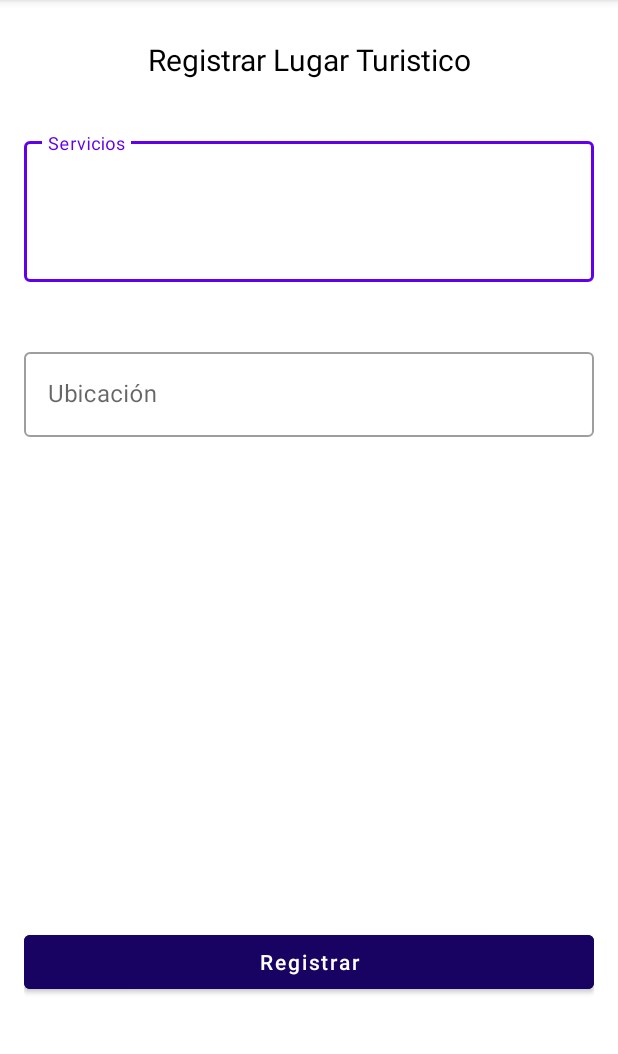
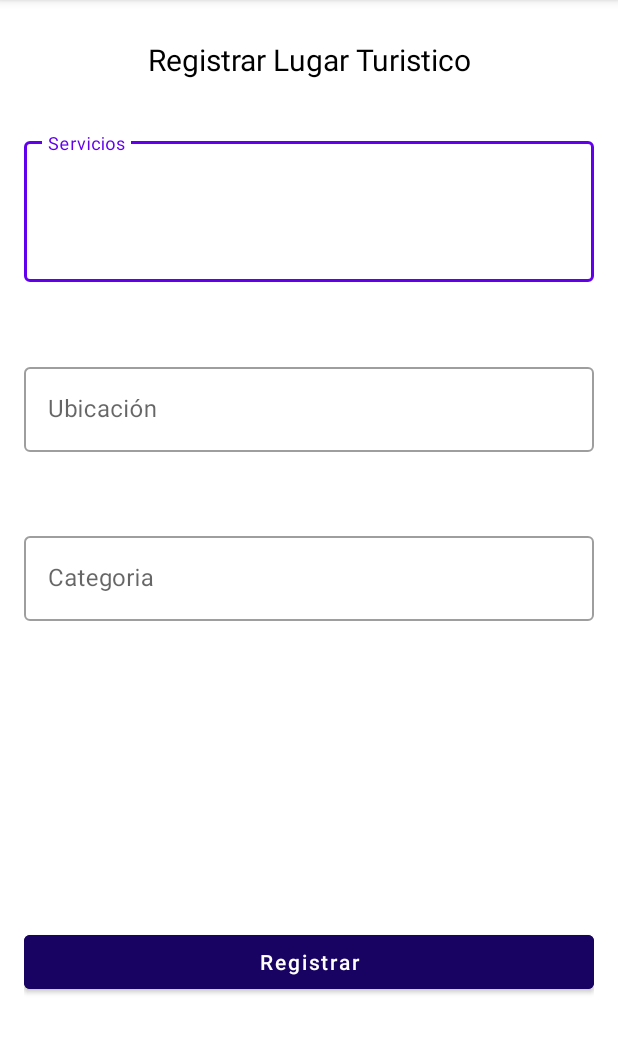
Before and after one commit to EdeGarcia/Aplicacion_Turismo_2021, an Android app: the RegistrarLugarAdministrador screen opened directly, with no data from a screen before it, on a phone screen of 412 x 824 dp, the part 84-1138 px from its top. Run offline under Robolectric (Android 15) with nearby library versions, the phone set to English and light mode, and no system bars; our stand-ins replace Firebase (no records; nobody signed in at launch, a user with empty details on screens opened directly).

Commit message:
Add to firebase LugarTuristico

```diff
--- a/app/src/main/AndroidManifest.xml
+++ b/app/src/main/AndroidManifest.xml
@@ -16,11 +16,12 @@
                 <category android:name="android.intent.category.LAUNCHER" />
             </intent-filter>
         </activity>
+
         <activity
             android:name=".View.RegistrarLugarAdministrador"
             android:exported="false" />
         <activity
-            android:name=".View.MainActivity"
+            android:name=".View.LoginAdministrador"
             android:exported="false" />
         <activity android:name=".View.PerfilLugarTuristaActivity" />
         <activity android:name=".View.EditarPublicacionesAdministradorActivity" />
@@ -31,7 +32,7 @@
         <activity android:name=".View.RegistrarTuristaActivity" />
         <activity android:name=".View.LoginTuristaActivity" />
         <activity android:name=".View.TipoUsuarioActivity" />
-        <activity android:name=".View.LoginAdministrador">
+        <activity android:name=".View.MainActivity">
 
         </activity>
     </application>
--- /dev/null
+++ b/app/src/main/java/com/example/proyectopddm2021/DAO/LugarTuristicoDAO.java
@@ -0,0 +1,25 @@
+package com.example.proyectopddm2021.DAO;
+
+import com.example.proyectopddm2021.Model.LugarTuristico;
+import com.google.android.gms.tasks.Task;
+import com.google.firebase.database.DatabaseReference;
+import com.google.firebase.database.FirebaseDatabase;
+
+public class LugarTuristicoDAO {
+
+    private DatabaseReference databaseReference;
+
+    public LugarTuristicoDAO(){
+        FirebaseDatabase db =FirebaseDatabase.getInstance();
+        databaseReference = db.getReference(LugarTuristico.class.getSimpleName());
+    }
+
+    //Add
+
+    public Task<Void> add(LugarTuristico lugarTuristico)
+    {
+        return databaseReference.push().setValue(lugarTuristico);
+    }
+
+
+}
--- a/app/src/main/java/com/example/proyectopddm2021/DAO/TuristaDAO.java
+++ b/app/src/main/java/com/example/proyectopddm2021/DAO/TuristaDAO.java
@@ -1,6 +1,7 @@
 package com.example.proyectopddm2021.DAO;
 
 import com.example.proyectopddm2021.Model.Turista;
+import com.google.android.gms.tasks.Task;
 import com.google.firebase.database.DatabaseReference;
 import com.google.firebase.database.FirebaseDatabase;
 
@@ -11,4 +12,6 @@ public class TuristaDAO {
         FirebaseDatabase db = FirebaseDatabase.getInstance();
         databaseReference = db.getReference(Turista.class.getSimpleName());
     }
+
+
 }
--- a/app/src/main/java/com/example/proyectopddm2021/Model/LugarTuristico.java
+++ b/app/src/main/java/com/example/proyectopddm2021/Model/LugarTuristico.java
@@ -11,6 +11,7 @@ public class LugarTuristico implements Serializable {
     String ubicacion;
     String telefono;
     String descripcion;
+
 
     public LugarTuristico() {
     }
--- a/app/src/main/java/com/example/proyectopddm2021/Model/Turista.java
+++ b/app/src/main/java/com/example/proyectopddm2021/Model/Turista.java
@@ -14,7 +14,6 @@ public class Turista {
     HashMap <String, String> lugaresFavoritos;
 
     public Turista() {
-
     }
 
     public String getId() {
--- a/app/src/main/java/com/example/proyectopddm2021/Presenter/LoginAdministradorPresenter.java
+++ b/app/src/main/java/com/example/proyectopddm2021/Presenter/LoginAdministradorPresenter.java
@@ -5,6 +5,7 @@ import android.widget.EditText;
 import android.widget.Toast;
 
 import com.example.proyectopddm2021.Model.LoginAdministradorModel;
+
 
 public class LoginAdministradorPresenter {
     public LoginAdministradorPresenter() {
--- a/app/src/main/java/com/example/proyectopddm2021/View/RegistrarLugarAdministrador.java
+++ b/app/src/main/java/com/example/proyectopddm2021/View/RegistrarLugarAdministrador.java
@@ -3,14 +3,63 @@ package com.example.proyectopddm2021.View;
 import androidx.appcompat.app.AppCompatActivity;
 
 import android.os.Bundle;
+import android.widget.Button;
+import android.widget.EditText;
+import android.widget.Toast;
 
+import com.example.proyectopddm2021.DAO.LugarTuristicoDAO;
+import com.example.proyectopddm2021.Model.LugarTuristico;
 import com.example.proyectopddm2021.R;
+import com.example.proyectopddm2021.Utils.Utils;
 
 public class RegistrarLugarAdministrador extends AppCompatActivity {
+
+    private EditText edtServicios, edtCategoria, edtUbicacion;
+    private Button btnRegistrar_;
+    private String user, name, password, telephone, description;
+    private LugarTuristicoDAO dao = new LugarTuristicoDAO();
 
     @Override
     protected void onCreate(Bundle savedInstanceState) {
         super.onCreate(savedInstanceState);
         setContentView(R.layout.activity_registrar_lugar_administrador2);
+
+        user = getIntent().getStringExtra("usuario");
+        name = getIntent().getStringExtra("usuario");
+        password = getIntent().getStringExtra("usuario");
+        telephone = getIntent().getStringExtra("usuario");
+        description = getIntent().getStringExtra("usuario");
+
+        edtServicios = (EditText) findViewById(R.id.edtServicios);
+        edtCategoria = (EditText) findViewById(R.id.edtUbicacacionLugar);
+        edtUbicacion = (EditText) findViewById(R.id.edtCategoria);
+        btnRegistrar_ = (Button) findViewById(R.id.btnRegistrarUsuarioLugTuristico);
+
+
+
+        btnRegistrar_.setOnClickListener(v -> {
+            if(Utils.validateEditText(edtServicios) && Utils.validateEditText(edtCategoria) && Utils.validateEditText(edtUbicacion)){
+                send();
+            }
+        });
+    }
+
+    private void send(){
+        LugarTuristico lugar = new LugarTuristico();
+        lugar.setUsuario(user);
+        lugar.setNombre(name);
+        lugar.setContrasenia(password);
+        lugar.setTelefono(telephone);
+        lugar.setDescripcion(description);
+        lugar.setUbicacion(edtUbicacion.getText().toString());
+        lugar.setCategoria(edtCategoria.getText().toString());
+
+        dao.add(lugar).addOnSuccessListener(suc ->
+        {
+            Toast.makeText(this, "Registro ingresado", Toast.LENGTH_SHORT).show();
+        }).addOnFailureListener(er ->
+        {
+            Toast.makeText(this, "" + er.getMessage(), Toast.LENGTH_SHORT).show();
+        });
     }
 }
--- a/app/src/main/res/layout/activity_registrar_lugar_administrador2.xml
+++ b/app/src/main/res/layout/activity_registrar_lugar_administrador2.xml
@@ -26,7 +26,7 @@
         android:id="@+id/layoutServiciosLugTuristico"
         style="@style/Widget.MaterialComponents.TextInputLayout.OutlinedBox"
         android:layout_width="match_parent"
-        android:layout_height="100dp"
+        android:layout_height="wrap_content"
         android:hint="Servicios"
         app:layout_constraintVertical_bias="0.1"
         app:layout_constraintLeft_toLeftOf="parent"
@@ -45,7 +45,7 @@
         android:id="@+id/layoutUbicacionLugar"
         style="@style/Widget.MaterialComponents.TextInputLayout.OutlinedBox"
         android:layout_width="match_parent"
-        android:layout_height="100dp"
+        android:layout_height="wrap_content"
         android:hint="Ubicación"
         app:layout_constraintVertical_bias="0.25"
         app:layout_constraintLeft_toLeftOf="parent"
@@ -61,6 +61,24 @@
     </com.google.android.material.textfield.TextInputLayout>
 
 
+    <com.google.android.material.textfield.TextInputLayout
+        android:id="@+id/layoutCategoria"
+        style="@style/Widget.MaterialComponents.TextInputLayout.OutlinedBox"
+        android:layout_width="match_parent"
+        android:layout_height="wrap_content"
+        android:hint="Categoria"
+        app:layout_constraintVertical_bias="0.25"
+        app:layout_constraintLeft_toLeftOf="parent"
+        app:layout_constraintBottom_toBottomOf="parent"
+        app:layout_constraintTop_toTopOf="@id/layoutUbicacionLugar"
+        tools:layout_editor_absoluteY="151dp">
+
+        <com.google.android.material.textfield.TextInputEditText
+            android:id="@+id/edtCategoria"
+            android:layout_width="match_parent"
+            android:layout_height="wrap_content" />
+
+    </com.google.android.material.textfield.TextInputLayout>
 
 
     <Button
@@ -76,4 +94,6 @@
         app:layout_constraintVertical_bias="0.832" />
 
 
+
+
 </androidx.constraintlayout.widget.ConstraintLayout>
```
